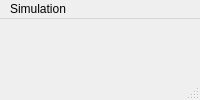
First picture: the form in agentes/mission_controller_giraff/src/mainUI.ui, repository robocomp/robocomp-giraff, before the edit.
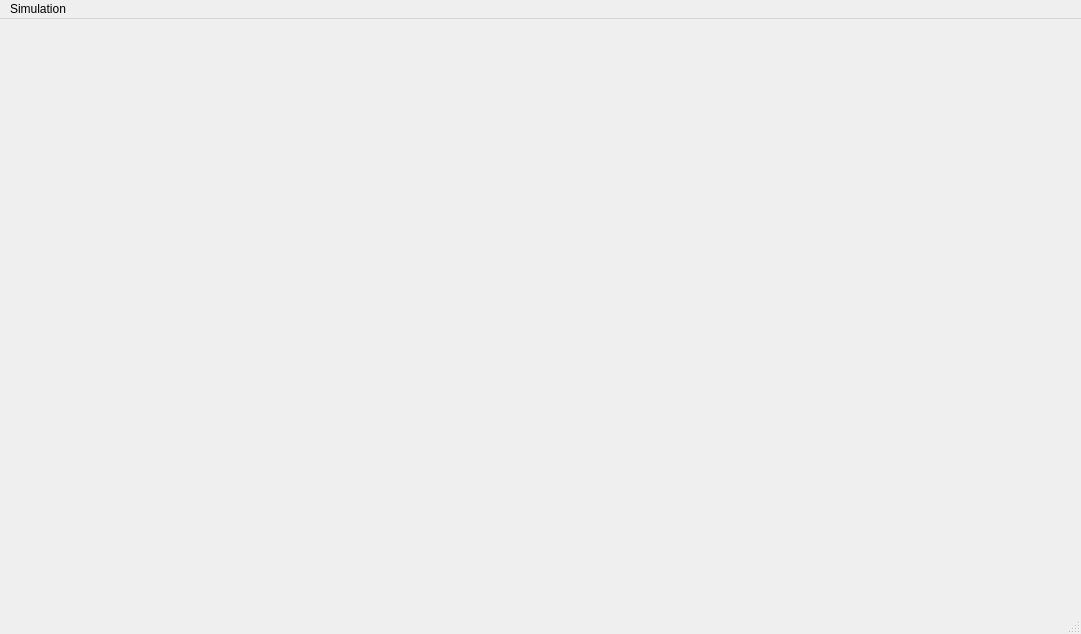
Second picture: the form after the edit.

What changed in the file:
```diff
--- a/agentes/mission_controller_giraff/src/mainUI.ui
+++ b/agentes/mission_controller_giraff/src/mainUI.ui
@@ -2,6 +2,14 @@
 <ui version="4.0">
  <class>guiDlg</class>
  <widget class="QMainWindow" name="guiDlg">
+  <property name="geometry">
+   <rect>
+    <x>0</x>
+    <y>0</y>
+    <width>1081</width>
+    <height>634</height>
+   </rect>
+  </property>
   <property name="windowTitle">
    <string>controller_dsr</string>
   </property>
@@ -32,7 +40,7 @@
     <rect>
      <x>0</x>
      <y>0</y>
-     <width>850</width>
+     <width>1081</width>
      <height>22</height>
     </rect>
    </property>
```
